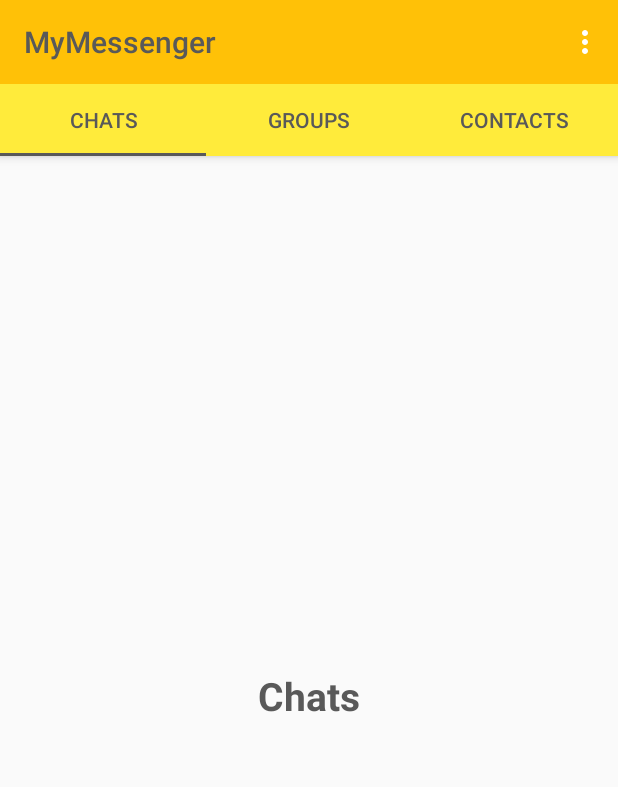
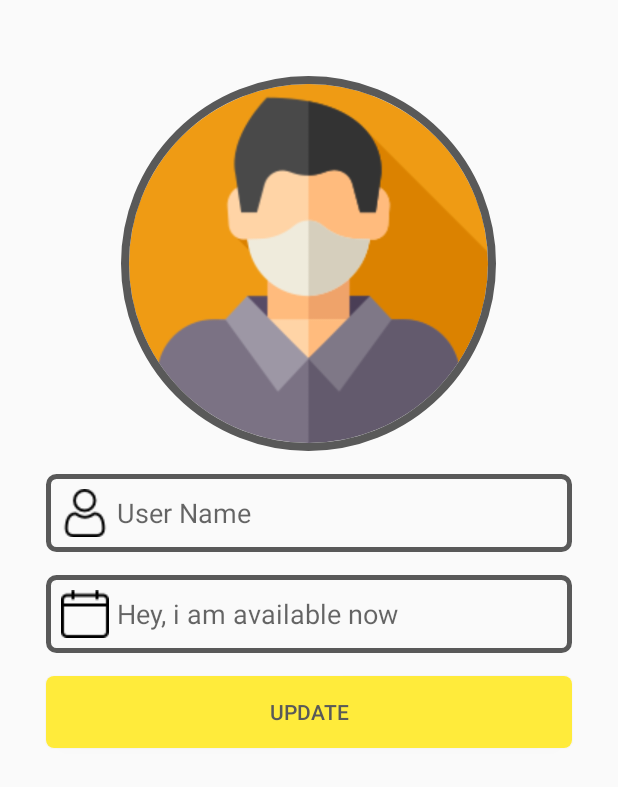
Before and after one commit to Degtyarev02/DISCUSSION_PROJECT_APP, an Android app: the screen it shows after launch once a user with an empty profile is signed in (MainActivity before the commit, SettingsActivity after it), in the options menu, after a tap on "Settings", on a phone screen of 412 x 824 dp. Shown: the top 787 px of the screen. Run offline under Robolectric (Android 15) with nearby library versions, the phone set to English and light mode, and no system bars; our stand-ins replace CircleImageView, Firebase (no records; nobody signed in at launch, a user with empty details on screens opened directly).

Commit message:
Settings_activity

```diff
--- a/Messenger_Project/app/src/main/java/com/example/messenger_project/MainActivity.java
+++ b/Messenger_Project/app/src/main/java/com/example/messenger_project/MainActivity.java
@@ -57,11 +57,7 @@ public class MainActivity extends AppCompatActivity {
         }
     }
 
-    private void SendUserToLoginActivity()
-    {
-        Intent loginIntent = new Intent(MainActivity.this, LoginActivity.class );
-        startActivity(loginIntent);
-    }
+
 
     @Override
     public boolean onCreateOptionsMenu(Menu menu)
@@ -79,6 +75,7 @@ public class MainActivity extends AppCompatActivity {
             case(R.id.main_find_friends):
                 break;
             case(R.id.main_settings):
+                SendUserToSettingsActivity();
                 break;
             case(R.id.main_sign_out):
                 mAuth.signOut();
@@ -87,4 +84,16 @@ public class MainActivity extends AppCompatActivity {
         }
         return true;
     }
+
+    private void SendUserToLoginActivity()
+    {
+        Intent loginIntent = new Intent(MainActivity.this, LoginActivity.class );
+        startActivity(loginIntent);
+    }
+
+    private void SendUserToSettingsActivity()
+    {
+        Intent settingsIntent = new Intent(MainActivity.this, SettingsActivity.class );
+        startActivity(settingsIntent);
+    }
 }
--- a/Messenger_Project/app/src/main/java/com/example/messenger_project/SettingsActivity.java
+++ b/Messenger_Project/app/src/main/java/com/example/messenger_project/SettingsActivity.java
@@ -3,12 +3,30 @@ package com.example.messenger_project;
 import androidx.appcompat.app.AppCompatActivity;
 
 import android.os.Bundle;
+import android.widget.Button;
+import android.widget.EditText;
+
+import de.hdodenhof.circleimageview.CircleImageView;
 
 public class SettingsActivity extends AppCompatActivity {
+
+    private EditText UserName, UserStatus;
+    private Button UpdateInfo;
+    private CircleImageView UserIcon;
 
     @Override
     protected void onCreate(Bundle savedInstanceState) {
         super.onCreate(savedInstanceState);
         setContentView(R.layout.activity_settings);
+
+        Initialize();
+    }
+
+    private void Initialize()
+    {
+        UserIcon = findViewById(R.id.profile_image);
+        UserName = findViewById(R.id.set_username);
+        UserStatus = findViewById(R.id.set_user_status);
+        UpdateInfo = findViewById(R.id.update_button);
     }
 }
--- a/Messenger_Project/app/src/main/res/layout/activity_register.xml
+++ b/Messenger_Project/app/src/main/res/layout/activity_register.xml
@@ -4,7 +4,8 @@
     xmlns:tools="http://schemas.android.com/tools"
     android:layout_width="match_parent"
     android:layout_height="match_parent"
-    tools:context=".RegisterActivity">
+    tools:context=".RegisterActivity"
+    android:padding="5dp">
 
     <ImageView
         android:id="@+id/register_image"
--- a/Messenger_Project/app/src/main/res/layout/activity_settings.xml
+++ b/Messenger_Project/app/src/main/res/layout/activity_settings.xml
@@ -4,14 +4,66 @@
     xmlns:tools="http://schemas.android.com/tools"
     android:layout_width="match_parent"
     android:layout_height="match_parent"
-    tools:context=".SettingsActivity">
+    tools:context=".SettingsActivity"
+    android:padding="5dp">
 
     <de.hdodenhof.circleimageview.CircleImageView
         android:id="@+id/profile_image"
         android:layout_width="250dp"
         android:layout_height="250dp"
-        android:src="@drawable/man_user"
-        app:civ_border_color="@color/yellow"
-        app:civ_border_width="12dp" />
+        android:src="@drawable/man"
+        app:civ_border_color="@color/DarkGray"
+        app:civ_border_width="5dp"
+        android:layout_alignParentTop="true"
+        android:layout_centerHorizontal="true"
+        android:layout_marginTop="45dp"/>
+
+    <EditText
+        android:id="@+id/set_username"
+        android:layout_width="match_parent"
+        android:layout_height="wrap_content"
+        android:layout_below="@+id/profile_image"
+        android:inputType="textMultiLine"
+        android:hint="User Name"
+        android:background="@drawable/inputs"
+        android:layout_marginLeft="25dp"
+        android:layout_marginRight="25dp"
+        android:layout_marginTop="15dp"
+        android:drawableLeft="@drawable/user"
+        android:drawablePadding="5dp"
+        android:padding="10dp"
+        />
+
+    <EditText
+        android:id="@+id/set_user_status"
+        android:layout_width="match_parent"
+        android:layout_height="wrap_content"
+        android:layout_below="@+id/set_username"
+        android:inputType="textMultiLine"
+        android:hint="Hey, i am available now "
+        android:background="@drawable/inputs"
+        android:layout_marginLeft="25dp"
+        android:layout_marginRight="25dp"
+        android:layout_marginTop="15dp"
+        android:drawableLeft="@drawable/calendar"
+        android:drawablePadding="5dp"
+        android:padding="10dp"
+        />
+
+    <Button
+        android:id="@+id/update_button"
+        android:layout_width="match_parent"
+        android:layout_height="wrap_content"
+        android:layout_below="@id/set_user_status"
+        android:padding="10dp"
+        android:layout_marginTop="15dp"
+        android:layout_marginLeft="25dp"
+        android:layout_marginRight="25dp"
+        android:text="Update"
+        android:background="@drawable/round"
+        android:backgroundTint="@color/yellow"
+        android:textColor="@color/DarkGray"
+        android:layout_centerHorizontal="true"
+        />
 
 </RelativeLayout>
```
Also changed, not shown: Messenger_Project/app/src/main/res/drawable-v24/calendar.png (added), Messenger_Project/app/src/main/res/drawable-v24/man.png (added), Messenger_Project/app/src/main/res/drawable-v24/user.png (added).
